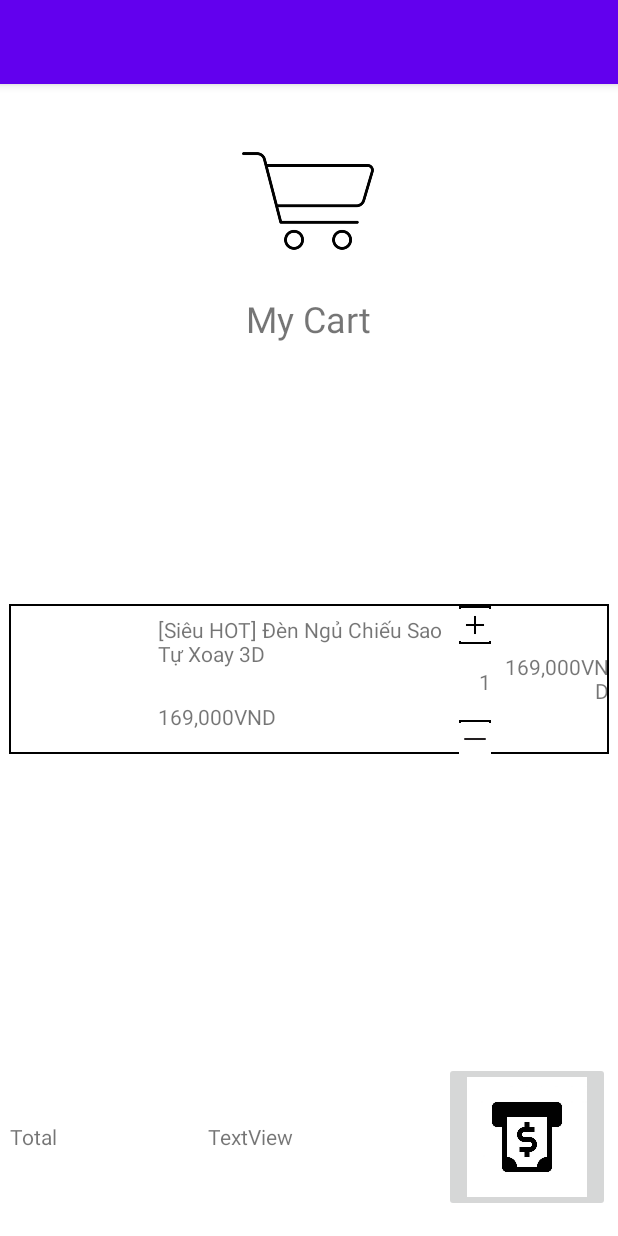
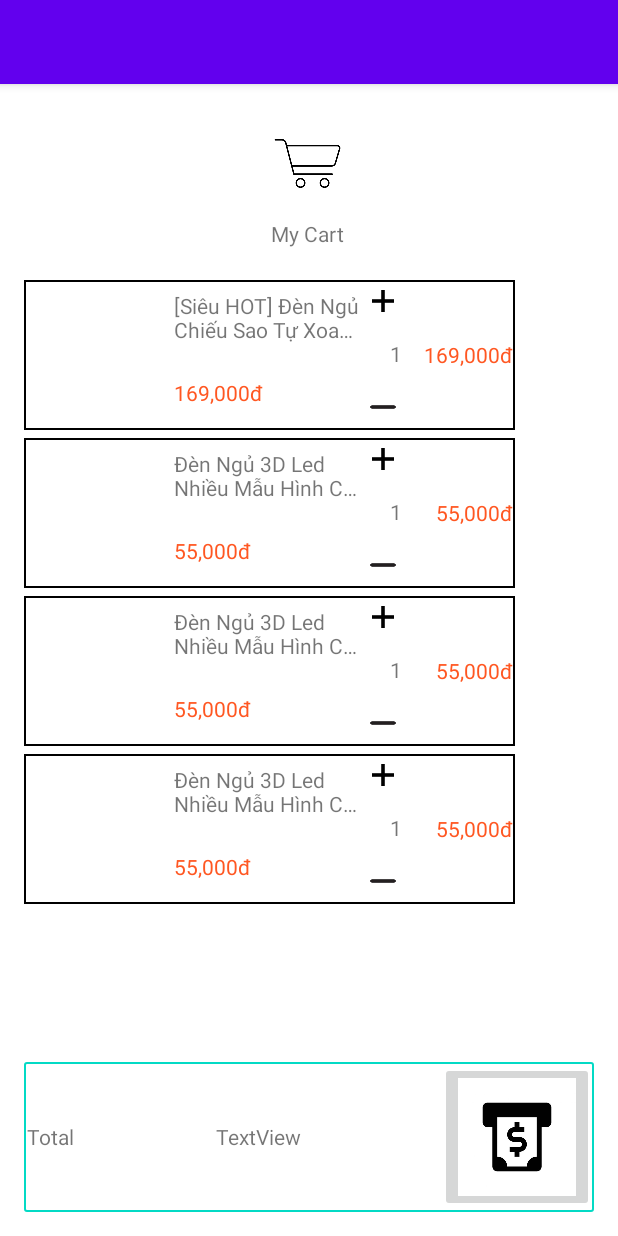
Before and after one commit to NotFunStuff/MPR_A2_Project, an Android app: the CartList screen opened directly, with no data from a screen before it, on a phone screen of 412 x 824 dp. Run offline under Robolectric (Android 15) with nearby library versions, the phone set to English and light mode, and no system bars.

Commit message:
UI improved

```diff
--- a/MyCart/app/src/main/java/hanu/a2_1801040067/MyCart/CartList.java
+++ b/MyCart/app/src/main/java/hanu/a2_1801040067/MyCart/CartList.java
@@ -26,6 +26,8 @@ public class CartList extends AppCompatActivity {
         productList = new ArrayList<>();
         productList.add(new Product(1, "https://cf.shopee.vn/file/beca50e46d2088fc5ad3c74aff5cc112", "[Siêu HOT] Đèn Ngủ Chiếu Sao Tự Xoay 3D",169000,1));
         productList.add(new Product(2, "https://cf.shopee.vn/file/b0c4d1c4443fb7c2d9b97cd8681f444e", "Đèn Ngủ 3D Led Nhiều Mẫu Hình Cực Đẹp - 3 màu (Được chọn hình)",55000,1));
+        productList.add(new Product(2, "https://cf.shopee.vn/file/b0c4d1c4443fb7c2d9b97cd8681f444e", "Đèn Ngủ 3D Led Nhiều Mẫu Hình Cực Đẹp - 3 màu (Được chọn hình)",55000,1));
+        productList.add(new Product(2, "https://cf.shopee.vn/file/b0c4d1c4443fb7c2d9b97cd8681f444e", "Đèn Ngủ 3D Led Nhiều Mẫu Hình Cực Đẹp - 3 màu (Được chọn hình)",55000,1));
         CartAdapter cartAdapter = new CartAdapter(productList);
         cartRV.setAdapter(cartAdapter);
         cartRV.setLayoutManager(new LinearLayoutManager(getApplicationContext()));
--- a/MyCart/app/src/main/java/hanu/a2_1801040067/MyCart/adapter/CartAdapter.java
+++ b/MyCart/app/src/main/java/hanu/a2_1801040067/MyCart/adapter/CartAdapter.java
@@ -54,10 +54,10 @@ public class CartAdapter extends RecyclerView.Adapter<CartAdapter.CartHolder> {
             helper.execute();
             DecimalFormat dFormat = new DecimalFormat();
             String formattedString = dFormat.format(item.getUnitPrice());
-            cartPrePrice.setText(formattedString + "VND");
+            cartPrePrice.setText(formattedString + "đ");
             cartQuantity.setText(String.valueOf(item.getQuantity()));
             String sumFormat = dFormat.format(item.getUnitPrice()*item.getQuantity());
-            cartSum.setText(sumFormat + "VND");
+            cartSum.setText(sumFormat + "đ");
             cartName.setText(item.getName());
             cartPlus.setOnClickListener(new View.OnClickListener() {
                 @Override
--- a/MyCart/app/src/main/java/hanu/a2_1801040067/MyCart/adapter/ItemAdapter.java
+++ b/MyCart/app/src/main/java/hanu/a2_1801040067/MyCart/adapter/ItemAdapter.java
@@ -62,7 +62,7 @@ public class ItemAdapter extends RecyclerView.Adapter<ItemAdapter.ItemHolder> {
             helper.execute();
             DecimalFormat dFormat = new DecimalFormat();
             String formattedString = dFormat.format(item.getUnitPrice());
-            itemPrice.setText(formattedString + "VND");
+            itemPrice.setText(formattedString + "đ");
 
             itemAddBtn.setOnClickListener(new View.OnClickListener(){
                 @Override
--- /dev/null
+++ b/MyCart/app/src/main/res/drawable/white_background_blue_border.xml
@@ -0,0 +1,6 @@
+<?xml version="1.0" encoding="utf-8"?>
+<shape android:shape="rectangle" xmlns:android="http://schemas.android.com/apk/res/android">
+<solid android:color="@color/colorWhite"></solid>
+    <corners android:radius="1dp"></corners>
+    <stroke android:width="1dip" android:color="#FF03DAC5" />
+</shape>
--- a/MyCart/app/src/main/res/layout/activity_cart_list.xml
+++ b/MyCart/app/src/main/res/layout/activity_cart_list.xml
@@ -8,8 +8,8 @@
 
     <ImageView
         android:id="@+id/imageView"
-        android:layout_width="100dp"
-        android:layout_height="100dp"
+        android:layout_width="50dp"
+        android:layout_height="50dp"
         android:layout_marginTop="28dp"
         app:layout_constraintEnd_toEndOf="parent"
         app:layout_constraintHorizontal_bias="0.498"
@@ -23,7 +23,7 @@
         android:layout_height="wrap_content"
         android:layout_marginTop="12dp"
         android:text="My Cart"
-        android:textSize="24sp"
+        android:textSize="14sp"
         app:layout_constraintEnd_toEndOf="parent"
         app:layout_constraintHorizontal_bias="0.498"
         app:layout_constraintStart_toStartOf="parent"
@@ -31,32 +31,45 @@
 
     <androidx.recyclerview.widget.RecyclerView
         android:id="@+id/cart_RecycleView"
-        android:layout_width="400dp"
-        android:layout_height="410dp"
+        android:layout_width="0dp"
+        android:layout_height="0dp"
+        android:layout_marginStart="16dp"
+        android:layout_marginLeft="16dp"
         android:layout_marginTop="21dp"
-        app:layout_constraintBottom_toBottomOf="parent"
+        android:layout_marginEnd="16dp"
+        android:layout_marginRight="16dp"
+        android:layout_marginBottom="24dp"
+        app:layout_constraintBottom_toTopOf="@+id/linearLayout4"
         app:layout_constraintEnd_toEndOf="parent"
         app:layout_constraintStart_toStartOf="parent"
-        app:layout_constraintTop_toBottomOf="@+id/mycart_text"
-        app:layout_constraintVertical_bias="0.0">
+        app:layout_constraintTop_toBottomOf="@+id/mycart_text">
 
     </androidx.recyclerview.widget.RecyclerView>
 
     <LinearLayout
-        android:layout_width="400dp"
+        android:id="@+id/linearLayout4"
+        android:layout_width="0dp"
         android:layout_height="100dp"
+        android:layout_marginStart="16dp"
+        android:layout_marginLeft="16dp"
+        android:layout_marginTop="11dp"
+        android:layout_marginEnd="16dp"
+        android:layout_marginRight="16dp"
         android:layout_marginBottom="16dp"
+        android:background="@drawable/white_background_blue_border"
         android:orientation="horizontal"
         app:layout_constraintBottom_toBottomOf="parent"
         app:layout_constraintEnd_toEndOf="parent"
         app:layout_constraintHorizontal_bias="0.545"
-        app:layout_constraintStart_toStartOf="parent">
+        app:layout_constraintStart_toStartOf="parent"
+        app:layout_constraintTop_toBottomOf="@+id/cart_RecycleView">
 
         <TextView
             android:id="@+id/textView2"
             android:layout_width="wrap_content"
             android:layout_height="wrap_content"
             android:layout_gravity="center_vertical"
+            android:layout_margin="2dp"
             android:layout_weight="1"
             android:text="Total" />
 
--- a/MyCart/app/src/main/res/layout/item_cart.xml
+++ b/MyCart/app/src/main/res/layout/item_cart.xml
@@ -1,11 +1,10 @@
 <?xml version="1.0" encoding="utf-8"?>
-<androidx.constraintlayout.widget.ConstraintLayout
-    xmlns:android="http://schemas.android.com/apk/res/android"
+<androidx.constraintlayout.widget.ConstraintLayout xmlns:android="http://schemas.android.com/apk/res/android"
     xmlns:app="http://schemas.android.com/apk/res-auto"
     xmlns:tools="http://schemas.android.com/tools"
-    android:layout_width="match_parent"
+    android:layout_width="wrap_content"
 
-    android:layout_height="match_parent">
+    android:layout_height="wrap_content">
 
     <LinearLayout
         android:layout_width="match_parent"
@@ -21,29 +20,32 @@
         <ImageView
             android:id="@+id/cart_thumbnail"
             android:layout_width="100dp"
-            android:layout_height="match_parent"
+            android:layout_height="100dp"
             android:layout_weight="1"
             tools:srcCompat="@tools:sample/avatars" />
 
         <LinearLayout
-            android:layout_width="200dp"
+            android:layout_width="125dp"
             android:layout_height="match_parent"
             android:layout_weight="1"
             android:orientation="vertical">
 
             <TextView
                 android:id="@+id/cart_name"
-                android:layout_width="match_parent"
+                android:layout_width="125dp"
                 android:layout_height="50dp"
                 android:gravity="center_vertical"
+                android:maxLines="2"
+                android:ellipsize="end"
                 android:text="TextView" />
 
             <TextView
                 android:id="@+id/cart_pre_price"
-                android:layout_width="match_parent"
+                android:layout_width="125dp"
                 android:layout_height="50dp"
                 android:gravity="center_vertical"
-                android:text="TextView" />
+                android:text="TextView"
+                android:textColor="#FF5722" />
         </LinearLayout>
 
         <LinearLayout
@@ -54,7 +56,7 @@
 
             <ImageView
                 android:id="@+id/cart_plus"
-                android:layout_width="match_parent"
+                android:layout_width="25dp"
                 android:layout_height="25dp"
                 android:layout_margin="1dp"
                 android:background="@drawable/white_rec_background"
@@ -62,15 +64,15 @@
 
             <TextView
                 android:id="@+id/cart_quantity"
-                android:layout_width="match_parent"
-                android:layout_height="45dp"
+                android:layout_width="25dp"
+                android:layout_height="40dp"
                 android:layout_margin="1dp"
                 android:gravity="center_vertical|right"
                 android:text="TextView" />
 
             <ImageView
                 android:id="@+id/cart_minus"
-                android:layout_width="match_parent"
+                android:layout_width="25dp"
                 android:layout_height="25dp"
                 android:layout_margin="1dp"
                 android:background="@drawable/white_rec_background"
@@ -80,10 +82,13 @@
 
         <TextView
             android:id="@+id/cart_sum_price"
-            android:layout_width="wrap_content"
+            android:layout_width="75dp"
             android:layout_height="match_parent"
+            android:layout_marginEnd="1dp"
+            android:layout_marginRight="1dp"
             android:layout_weight="1"
             android:gravity="center_vertical|right"
-            android:text="TextView" />
+            android:text="TextView"
+            android:textColor="#FF5722" />
     </LinearLayout>
 </androidx.constraintlayout.widget.ConstraintLayout>
--- a/MyCart/app/src/main/res/layout/item_shop.xml
+++ b/MyCart/app/src/main/res/layout/item_shop.xml
@@ -26,8 +26,10 @@
         <TextView
             android:id="@+id/item_name"
             android:layout_width="130dp"
+            android:layout_height="40dp"
             android:gravity="center_vertical"
-            android:layout_height="40dp"
+            android:maxLines="2"
+            android:ellipsize="end"
             android:text="TextView"
             android:textSize="8sp" />
 
@@ -41,8 +43,8 @@
                 android:layout_width="100dp"
                 android:layout_height="match_parent"
                 android:layout_weight="1"
+                android:gravity="center_vertical"
                 android:text="TextView"
-                android:gravity="center_vertical"
                 android:textColor="#FF5722"
                 android:textSize="8sp" />
 
```
